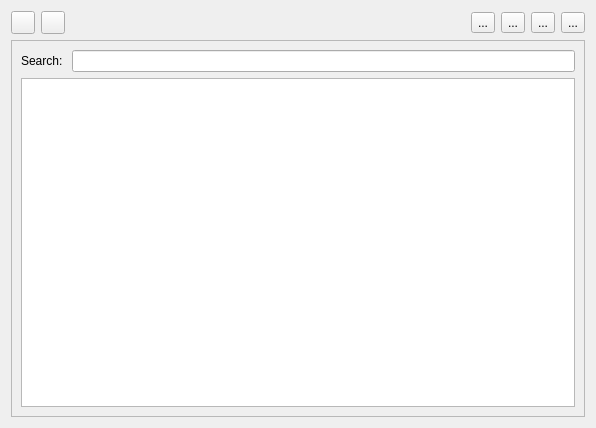
First picture: the form in cronometer/ui/foodSearchWidget.ui, repository crimsoncor/cronometer, before the edit.
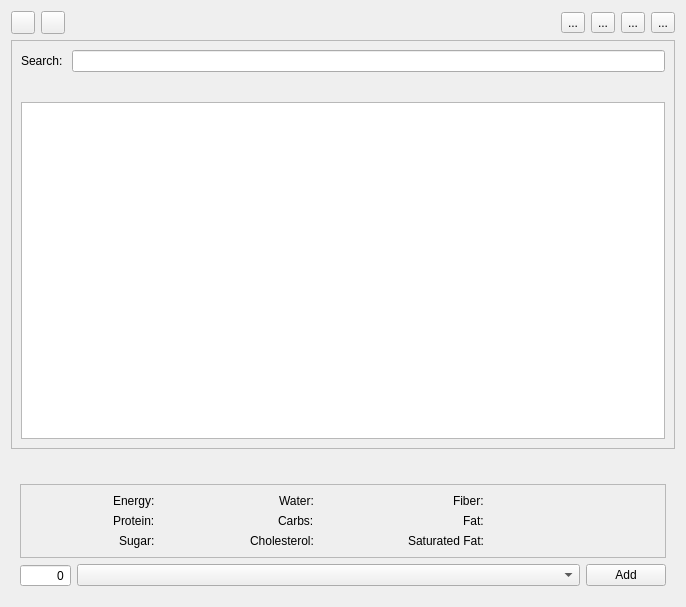
Second picture: the form after the edit. The open tabs and pages were chosen to show the change.

Commit message:
Get the food search UI working
A bunch of stuff to clean up with the food sources (missing calories in
Foundation foods and massive duplication in the branded foods) but
pretty cool having the search view working.

Patch:
```diff
--- a/cronometer/ui/foodSearchWidget.ui
+++ b/cronometer/ui/foodSearchWidget.ui
@@ -6,8 +6,8 @@
    <rect>
     <x>0</x>
     <y>0</y>
-    <width>596</width>
-    <height>428</height>
+    <width>686</width>
+    <height>607</height>
    </rect>
   </property>
   <property name="windowTitle">
@@ -90,6 +90,12 @@
    </item>
    <item>
     <widget class="QFrame" name="frame">
+     <property name="sizePolicy">
+      <sizepolicy hsizetype="Preferred" vsizetype="Expanding">
+       <horstretch>0</horstretch>
+       <verstretch>4</verstretch>
+      </sizepolicy>
+     </property>
      <property name="frameShape">
       <enum>QFrame::Shape::StyledPanel</enum>
      </property>
@@ -112,11 +118,379 @@
        </layout>
       </item>
       <item>
-       <widget class="QTableView" name="foodTableView"/>
+       <widget class="QWidget" name="sourcesWidget" native="true">
+        <layout class="QHBoxLayout" name="horizontalLayout_3"/>
+       </widget>
+      </item>
+      <item>
+       <widget class="QTableView" name="foodTableView">
+        <property name="editTriggers">
+         <set>QAbstractItemView::EditTrigger::NoEditTriggers</set>
+        </property>
+        <property name="selectionBehavior">
+         <enum>QAbstractItemView::SelectionBehavior::SelectRows</enum>
+        </property>
+        <property name="verticalScrollMode">
+         <enum>QAbstractItemView::ScrollMode::ScrollPerPixel</enum>
+        </property>
+        <property name="horizontalScrollMode">
+         <enum>QAbstractItemView::ScrollMode::ScrollPerPixel</enum>
+        </property>
+        <attribute name="horizontalHeaderVisible">
+         <bool>true</bool>
+        </attribute>
+        <attribute name="verticalHeaderVisible">
+         <bool>false</bool>
+        </attribute>
+       </widget>
       </item>
      </layout>
     </widget>
    </item>
+   <item>
+    <widget class="QStackedWidget" name="foodDetailStack">
+     <widget class="QWidget" name="page">
+      <layout class="QHBoxLayout" name="horizontalLayout_4">
+       <item alignment="Qt::AlignmentFlag::AlignHCenter">
+        <widget class="QLabel" name="label_4">
+         <property name="text">
+          <string>No Food Selected</string>
+         </property>
+        </widget>
+       </item>
+      </layout>
+     </widget>
+     <widget class="QWidget" name="page_2">
+      <layout class="QVBoxLayout" name="verticalLayout_3">
+       <item>
+        <widget class="QLabel" name="foodNameLabel">
+         <property name="text">
+          <string/>
+         </property>
+         <property name="textFormat">
+          <enum>Qt::TextFormat::PlainText</enum>
+         </property>
+         <property name="alignment">
+          <set>Qt::AlignmentFlag::AlignCenter</set>
+         </property>
+        </widget>
+       </item>
+       <item>
+        <widget class="QFrame" name="frame_2">
+         <property name="frameShape">
+          <enum>QFrame::Shape::StyledPanel</enum>
+         </property>
+         <property name="frameShadow">
+          <enum>QFrame::Shadow::Raised</enum>
+         </property>
+         <layout class="QGridLayout" name="gridLayout">
+          <item row="1" column="4">
+           <widget class="QLabel" name="carbsLabel">
+            <property name="sizePolicy">
+             <sizepolicy hsizetype="Expanding" vsizetype="Preferred">
+              <horstretch>0</horstretch>
+              <verstretch>0</verstretch>
+             </sizepolicy>
+            </property>
+            <property name="text">
+             <string/>
+            </property>
+           </widget>
+          </item>
+          <item row="1" column="1" alignment="Qt::AlignmentFlag::AlignRight">
+           <widget class="QLabel" name="label_3">
+            <property name="sizePolicy">
+             <sizepolicy hsizetype="Preferred" vsizetype="Preferred">
+              <horstretch>0</horstretch>
+              <verstretch>0</verstretch>
+             </sizepolicy>
+            </property>
+            <property name="text">
+             <string>Protein:</string>
+            </property>
+           </widget>
+          </item>
+          <item row="1" column="6">
+           <widget class="QLabel" name="fatLabel">
+            <property name="sizePolicy">
+             <sizepolicy hsizetype="Expanding" vsizetype="Preferred">
+              <horstretch>0</horstretch>
+              <verstretch>0</verstretch>
+             </sizepolicy>
+            </property>
+            <property name="text">
+             <string/>
+            </property>
+           </widget>
+          </item>
+          <item row="2" column="3" alignment="Qt::AlignmentFlag::AlignRight">
+           <widget class="QLabel" name="label_16">
+            <property name="sizePolicy">
+             <sizepolicy hsizetype="Preferred" vsizetype="Preferred">
+              <horstretch>0</horstretch>
+              <verstretch>0</verstretch>
+             </sizepolicy>
+            </property>
+            <property name="text">
+             <string>Cholesterol:</string>
+            </property>
+           </widget>
+          </item>
+          <item row="1" column="3" alignment="Qt::AlignmentFlag::AlignRight">
+           <widget class="QLabel" name="label_7">
+            <property name="sizePolicy">
+             <sizepolicy hsizetype="Preferred" vsizetype="Preferred">
+              <horstretch>0</horstretch>
+              <verstretch>0</verstretch>
+             </sizepolicy>
+            </property>
+            <property name="text">
+             <string>Carbs:</string>
+            </property>
+           </widget>
+          </item>
+          <item row="2" column="4">
+           <widget class="QLabel" name="cholLabel">
+            <property name="sizePolicy">
+             <sizepolicy hsizetype="Expanding" vsizetype="Preferred">
+              <horstretch>0</horstretch>
+              <verstretch>0</verstretch>
+             </sizepolicy>
+            </property>
+            <property name="text">
+             <string/>
+            </property>
+           </widget>
+          </item>
+          <item row="2" column="5" alignment="Qt::AlignmentFlag::AlignRight">
+           <widget class="QLabel" name="label_18">
+            <property name="sizePolicy">
+             <sizepolicy hsizetype="Preferred" vsizetype="Preferred">
+              <horstretch>0</horstretch>
+              <verstretch>0</verstretch>
+             </sizepolicy>
+            </property>
+            <property name="text">
+             <string>Saturated Fat:</string>
+            </property>
+           </widget>
+          </item>
+          <item row="2" column="6">
+           <widget class="QLabel" name="satFatLabel">
+            <property name="sizePolicy">
+             <sizepolicy hsizetype="Expanding" vsizetype="Preferred">
+              <horstretch>0</horstretch>
+              <verstretch>0</verstretch>
+             </sizepolicy>
+            </property>
+            <property name="text">
+             <string/>
+            </property>
+           </widget>
+          </item>
+          <item row="1" column="2">
+           <widget class="QLabel" name="proteinLabel">
+            <property name="sizePolicy">
+             <sizepolicy hsizetype="Expanding" vsizetype="Preferred">
+              <horstretch>0</horstretch>
+              <verstretch>0</verstretch>
+             </sizepolicy>
+            </property>
+            <property name="text">
+             <string/>
+            </property>
+           </widget>
+          </item>
+          <item row="0" column="2">
+           <widget class="QLabel" name="energyLabel">
+            <property name="sizePolicy">
+             <sizepolicy hsizetype="Expanding" vsizetype="Preferred">
+              <horstretch>0</horstretch>
+              <verstretch>0</verstretch>
+             </sizepolicy>
+            </property>
+            <property name="text">
+             <string/>
+            </property>
+           </widget>
+          </item>
+          <item row="2" column="1" alignment="Qt::AlignmentFlag::AlignRight">
+           <widget class="QLabel" name="label_14">
+            <property name="sizePolicy">
+             <sizepolicy hsizetype="Preferred" vsizetype="Preferred">
+              <horstretch>0</horstretch>
+              <verstretch>0</verstretch>
+             </sizepolicy>
+            </property>
+            <property name="text">
+             <string>Sugar:</string>
+            </property>
+           </widget>
+          </item>
+          <item row="0" column="3" alignment="Qt::AlignmentFlag::AlignRight">
+           <widget class="QLabel" name="label_6">
+            <property name="sizePolicy">
+             <sizepolicy hsizetype="Preferred" vsizetype="Preferred">
+              <horstretch>0</horstretch>
+              <verstretch>0</verstretch>
+             </sizepolicy>
+            </property>
+            <property name="text">
+             <string>Water:</string>
+            </property>
+           </widget>
+          </item>
+          <item row="0" column="6">
+           <widget class="QLabel" name="fiberLabel">
+            <property name="sizePolicy">
+             <sizepolicy hsizetype="Expanding" vsizetype="Preferred">
+              <horstretch>0</horstretch>
+              <verstretch>0</verstretch>
+             </sizepolicy>
+            </property>
+            <property name="text">
+             <string/>
+            </property>
+           </widget>
+          </item>
+          <item row="0" column="4">
+           <widget class="QLabel" name="waterLabel">
+            <property name="sizePolicy">
+             <sizepolicy hsizetype="Expanding" vsizetype="Preferred">
+              <horstretch>0</horstretch>
+              <verstretch>0</verstretch>
+             </sizepolicy>
+            </property>
+            <property name="text">
+             <string/>
+            </property>
+           </widget>
+          </item>
+          <item row="0" column="5" alignment="Qt::AlignmentFlag::AlignRight">
+           <widget class="QLabel" name="label_10">
+            <property name="sizePolicy">
+             <sizepolicy hsizetype="Preferred" vsizetype="Preferred">
+              <horstretch>0</horstretch>
+              <verstretch>0</verstretch>
+             </sizepolicy>
+            </property>
+            <property name="text">
+             <string>Fiber:</string>
+            </property>
+           </widget>
+          </item>
+          <item row="0" column="1" alignment="Qt::AlignmentFlag::AlignRight">
+           <widget class="QLabel" name="label_2">
+            <property name="sizePolicy">
+             <sizepolicy hsizetype="Preferred" vsizetype="Preferred">
+              <horstretch>0</horstretch>
+              <verstretch>0</verstretch>
+             </sizepolicy>
+            </property>
+            <property name="text">
+             <string>Energy:</string>
+            </property>
+           </widget>
+          </item>
+          <item row="2" column="2">
+           <widget class="QLabel" name="sugarLabel">
+            <property name="sizePolicy">
+             <sizepolicy hsizetype="Expanding" vsizetype="Preferred">
+              <horstretch>0</horstretch>
+              <verstretch>0</verstretch>
+             </sizepolicy>
+            </property>
+            <property name="text">
+             <string/>
+            </property>
+           </widget>
+          </item>
+          <item row="1" column="5" alignment="Qt::AlignmentFlag::AlignRight">
+           <widget class="QLabel" name="label_12">
+            <property name="sizePolicy">
+             <sizepolicy hsizetype="Preferred" vsizetype="Preferred">
+              <horstretch>0</horstretch>
+              <verstretch>0</verstretch>
+             </sizepolicy>
+            </property>
+            <property name="text">
+             <string>Fat:</string>
+            </property>
+           </widget>
+          </item>
+          <item row="0" column="0">
+           <spacer name="horizontalSpacer_2">
+            <property name="orientation">
+             <enum>Qt::Orientation::Horizontal</enum>
+            </property>
+            <property name="sizeHint" stdset="0">
+             <size>
+              <width>0</width>
+              <height>0</height>
+             </size>
+            </property>
+           </spacer>
+          </item>
+          <item row="1" column="7">
+           <spacer name="horizontalSpacer_3">
+            <property name="orientation">
+             <enum>Qt::Orientation::Horizontal</enum>
+            </property>
+            <property name="sizeHint" stdset="0">
+             <size>
+              <width>0</width>
+              <height>0</height>
+             </size>
+            </property>
+           </spacer>
+          </item>
+         </layout>
+        </widget>
+       </item>
+       <item>
+        <layout class="QHBoxLayout" name="horizontalLayout_5">
+         <item>
+          <widget class="QSpinBox" name="measureSpinBox">
+           <property name="sizePolicy">
+            <sizepolicy hsizetype="Preferred" vsizetype="Fixed">
+             <horstretch>0</horstretch>
+             <verstretch>0</verstretch>
+            </sizepolicy>
+           </property>
+           <property name="alignment">
+            <set>Qt::AlignmentFlag::AlignRight|Qt::AlignmentFlag::AlignTrailing|Qt::AlignmentFlag::AlignVCenter</set>
+           </property>
+           <property name="buttonSymbols">
+            <enum>QAbstractSpinBox::ButtonSymbols::NoButtons</enum>
+           </property>
+           <property name="maximum">
+            <number>1000000025</number>
+           </property>
+          </widget>
+         </item>
+         <item>
+          <widget class="QComboBox" name="measureComboBox">
+           <property name="sizePolicy">
+            <sizepolicy hsizetype="Expanding" vsizetype="Fixed">
+             <horstretch>0</horstretch>
+             <verstretch>0</verstretch>
+            </sizepolicy>
+           </property>
+          </widget>
+         </item>
+         <item>
+          <widget class="QPushButton" name="addServingButton">
+           <property name="text">
+            <string>Add</string>
+           </property>
+          </widget>
+         </item>
+        </layout>
+       </item>
+      </layout>
+     </widget>
+    </widget>
+   </item>
   </layout>
  </widget>
  <resources/>
```
Left out of the diff: 5 changed lines with no effect on the pictures. The commit also changes 10 other files.
